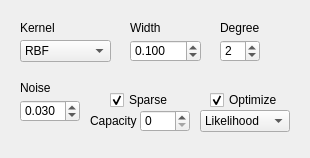
Old version of the form _AlgorithmsPlugins/GP/paramsGPR.ui in the repository b4silio/MLDemos.
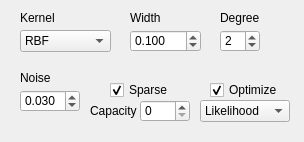
New version of the form.

The edit to the form file:
```diff
--- a/_AlgorithmsPlugins/GP/paramsGPR.ui
+++ b/_AlgorithmsPlugins/GP/paramsGPR.ui
@@ -6,8 +6,8 @@
    <rect>
     <x>0</x>
     <y>0</y>
-    <width>310</width>
-    <height>158</height>
+    <width>304</width>
+    <height>142</height>
    </rect>
   </property>
   <property name="windowTitle">
@@ -17,7 +17,7 @@
    <property name="geometry">
     <rect>
      <x>130</x>
-     <y>20</y>
+     <y>10</y>
      <width>31</width>
      <height>16</height>
     </rect>
@@ -35,7 +35,7 @@
    <property name="geometry">
     <rect>
      <x>20</x>
-     <y>80</y>
+     <y>70</y>
      <width>70</width>
      <height>16</height>
     </rect>
@@ -53,7 +53,7 @@
    <property name="geometry">
     <rect>
      <x>140</x>
-     <y>110</y>
+     <y>100</y>
      <width>50</width>
      <height>22</height>
     </rect>
@@ -77,7 +77,7 @@
    <property name="geometry">
     <rect>
      <x>220</x>
-     <y>20</y>
+     <y>10</y>
      <width>41</width>
      <height>16</height>
     </rect>
@@ -95,7 +95,7 @@
    <property name="geometry">
     <rect>
      <x>20</x>
-     <y>100</y>
+     <y>90</y>
      <width>60</width>
      <height>22</height>
     </rect>
@@ -136,7 +136,7 @@
    <property name="geometry">
     <rect>
      <x>20</x>
-     <y>20</y>
+     <y>10</y>
      <width>91</width>
      <height>16</height>
     </rect>
@@ -154,7 +154,7 @@
    <property name="geometry">
     <rect>
      <x>220</x>
-     <y>40</y>
+     <y>30</y>
      <width>40</width>
      <height>22</height>
     </rect>
@@ -183,7 +183,7 @@
    <property name="geometry">
     <rect>
      <x>90</x>
-     <y>111</y>
+     <y>101</y>
      <width>50</width>
      <height>20</height>
     </rect>
@@ -201,7 +201,7 @@
    <property name="geometry">
     <rect>
      <x>20</x>
-     <y>40</y>
+     <y>30</y>
      <width>91</width>
      <height>22</height>
     </rect>
@@ -241,7 +241,7 @@
    <property name="geometry">
     <rect>
      <x>130</x>
-     <y>40</y>
+     <y>30</y>
      <width>71</width>
      <height>22</height>
     </rect>
@@ -276,7 +276,7 @@
    <property name="geometry">
     <rect>
      <x>110</x>
-     <y>90</y>
+     <y>80</y>
      <width>70</width>
      <height>20</height>
     </rect>
@@ -297,7 +297,7 @@
    <property name="geometry">
     <rect>
      <x>210</x>
-     <y>90</y>
+     <y>80</y>
      <width>70</width>
      <height>20</height>
     </rect>
@@ -318,7 +318,7 @@
    <property name="geometry">
     <rect>
      <x>200</x>
-     <y>110</y>
+     <y>100</y>
      <width>90</width>
      <height>22</height>
     </rect>
```
